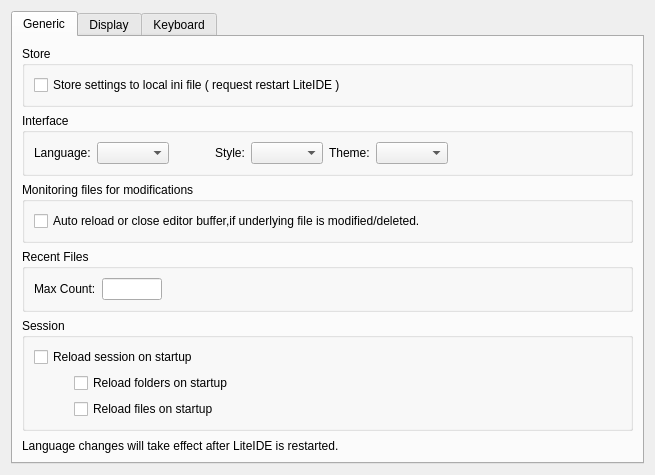
This is liteidex/src/liteapp/liteappoption.ui in visualfc/liteide as Qt 5 draws it before an edit. The edited form follows.
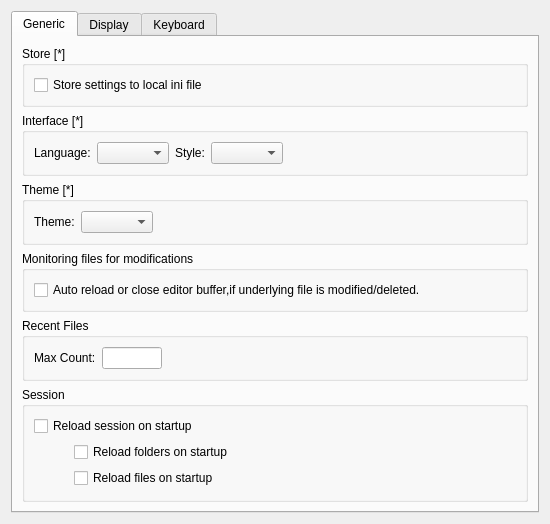
This is the edited form.

```diff
--- a/liteidex/src/liteapp/liteappoption.ui
+++ b/liteidex/src/liteapp/liteappoption.ui
@@ -6,8 +6,8 @@
    <rect>
     <x>0</x>
     <y>0</y>
-    <width>655</width>
-    <height>414</height>
+    <width>529</width>
+    <height>454</height>
    </rect>
   </property>
   <property name="windowTitle">
@@ -27,13 +27,18 @@
        <item>
         <widget class="QGroupBox" name="groupBox_4">
          <property name="title">
-          <string>Store</string>
+          <string>Store [*]</string>
          </property>
          <layout class="QHBoxLayout" name="horizontalLayout_2">
           <item>
            <widget class="QCheckBox" name="storeLocalCheckBox">
+            <property name="font">
+             <font>
+              <italic>false</italic>
+             </font>
+            </property>
             <property name="text">
-             <string>Store settings to local ini file ( request restart LiteIDE )</string>
+             <string>Store settings to local ini file</string>
             </property>
            </widget>
           </item>
@@ -43,7 +48,7 @@
        <item>
         <widget class="QGroupBox" name="groupBox">
          <property name="title">
-          <string>Interface</string>
+          <string>Interface [*]</string>
          </property>
          <layout class="QHBoxLayout" name="horizontalLayout">
           <item>
@@ -56,22 +61,6 @@
           <item>
            <widget class="QComboBox" name="langComboBox"/>
           </item>
-          <item>
-           <spacer name="horizontalSpacer_3">
-            <property name="orientation">
-             <enum>Qt::Horizontal</enum>
-            </property>
-            <property name="sizeType">
-             <enum>QSizePolicy::Preferred</enum>
-            </property>
-            <property name="sizeHint" stdset="0">
-             <size>
-              <width>40</width>
-              <height>20</height>
-             </size>
-            </property>
-           </spacer>
-          </item>
           <item>
            <widget class="QLabel" name="label_6">
             <property name="text">
@@ -83,6 +72,31 @@
            <widget class="QComboBox" name="styleComboBox"/>
           </item>
           <item>
+           <spacer name="horizontalSpacer_3">
+            <property name="orientation">
+             <enum>Qt::Horizontal</enum>
+            </property>
+            <property name="sizeType">
+             <enum>QSizePolicy::Expanding</enum>
+            </property>
+            <property name="sizeHint" stdset="0">
+             <size>
+              <width>40</width>
+              <height>20</height>
+             </size>
+            </property>
+           </spacer>
+          </item>
+         </layout>
+        </widget>
+       </item>
+       <item>
+        <widget class="QGroupBox" name="groupBox_6">
+         <property name="title">
+          <string>Theme [*]</string>
+         </property>
+         <layout class="QHBoxLayout" name="horizontalLayout_6">
+          <item>
            <widget class="QLabel" name="label_4">
             <property name="text">
              <string>Theme:</string>
@@ -244,9 +258,6 @@
             </item>
            </layout>
           </item>
-         </layout>
-        </widget>
-       </item>
        <item>
         <spacer name="verticalSpacer">
          <property name="orientation">
@@ -260,26 +271,16 @@
          </property>
         </spacer>
        </item>
-       <item>
-        <widget class="QLabel" name="label_2">
-         <property name="text">
-          <string>Language changes will take effect after LiteIDE is restarted.</string>
-         </property>
-         <property name="scaledContents">
-          <bool>false</bool>
-         </property>
-         <property name="wordWrap">
-          <bool>true</bool>
-         </property>
+         </layout>
         </widget>
        </item>
       </layout>
-      <zorder>label_2</zorder>
       <zorder>groupBox_2</zorder>
       <zorder>groupBox</zorder>
       <zorder>groupBox_3</zorder>
       <zorder>groupBox_4</zorder>
       <zorder>groupBox_5</zorder>
+      <zorder>groupBox_6</zorder>
      </widget>
      <widget class="QWidget" name="tab_3">
       <attribute name="title">
@@ -289,7 +290,7 @@
        <item>
         <widget class="QGroupBox" name="groupBox_8">
          <property name="title">
-          <string>Display</string>
+          <string>Display [*]</string>
          </property>
          <layout class="QVBoxLayout" name="verticalLayout">
           <item>
@@ -319,7 +320,7 @@
        <item>
         <widget class="QGroupBox" name="groupBox_9">
          <property name="title">
-          <string>Toolbar Icon Size</string>
+          <string>Toolbar Icon Size [*]</string>
          </property>
          <layout class="QHBoxLayout" name="horizontalLayout_10">
           <item>
```
Lines whose indentation alone changed are shown as unchanged.
